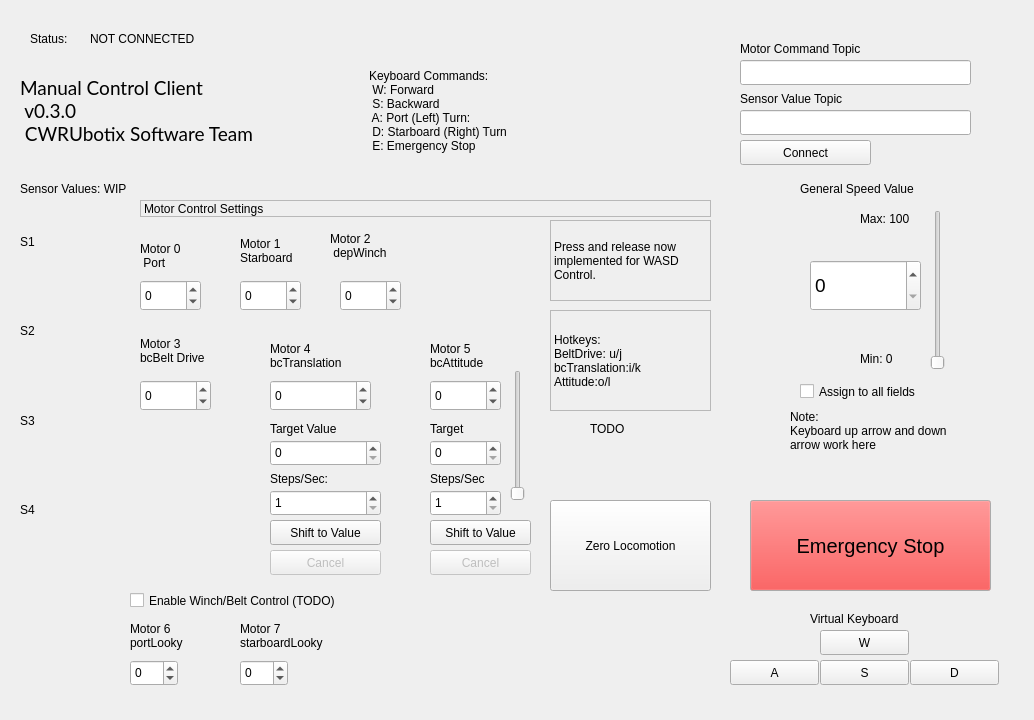
Old version of the form client/resource/MyPlugin.ui in the repository CWRUbotix/NASA-RMC-2019.
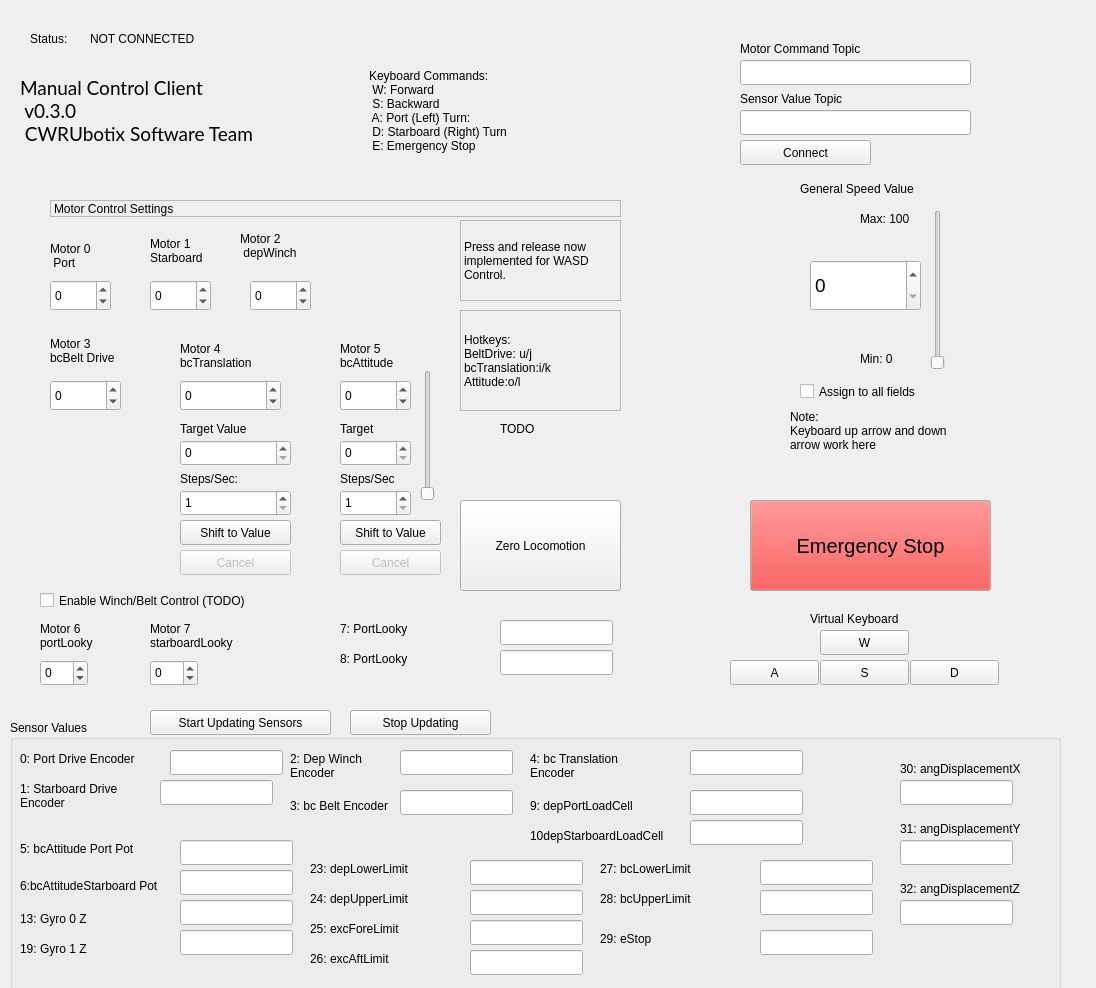
New version of the form.

Commit message: Update sensor values implemented

```diff
--- a/client/resource/MyPlugin.ui
+++ b/client/resource/MyPlugin.ui
@@ -6,8 +6,8 @@
    <rect>
     <x>0</x>
     <y>0</y>
-    <width>1034</width>
-    <height>720</height>
+    <width>1096</width>
+    <height>988</height>
    </rect>
   </property>
   <property name="focusPolicy">
@@ -16,46 +16,6 @@
   <property name="windowTitle">
    <string>Form</string>
   </property>
-  <widget class="QWidget" name="verticalLayoutWidget">
-   <property name="geometry">
-    <rect>
-     <x>20</x>
-     <y>200</y>
-     <width>105</width>
-     <height>351</height>
-    </rect>
-   </property>
-   <layout class="QVBoxLayout" name="vertical_info_1">
-    <item>
-     <widget class="QLabel" name="label_info1">
-      <property name="text">
-       <string>S1</string>
-      </property>
-     </widget>
-    </item>
-    <item>
-     <widget class="QLabel" name="label_info2">
-      <property name="text">
-       <string>S2</string>
-      </property>
-     </widget>
-    </item>
-    <item>
-     <widget class="QLabel" name="label_info3">
-      <property name="text">
-       <string>S3</string>
-      </property>
-     </widget>
-    </item>
-    <item>
-     <widget class="QLabel" name="label_info4">
-      <property name="text">
-       <string>S4</string>
-      </property>
-     </widget>
-    </item>
-   </layout>
-  </widget>
   <widget class="QPushButton" name="connect_button">
    <property name="geometry">
     <rect>
@@ -310,7 +270,7 @@
   <widget class="QSpinBox" name="motor0_spinbox">
    <property name="geometry">
     <rect>
-     <x>140</x>
+     <x>50</x>
      <y>280</y>
      <width>61</width>
      <height>31</height>
@@ -329,7 +289,7 @@
   <widget class="QSpinBox" name="motor1_spinbox">
    <property name="geometry">
     <rect>
-     <x>240</x>
+     <x>150</x>
      <y>280</y>
      <width>61</width>
      <height>31</height>
@@ -348,7 +308,7 @@
   <widget class="QSpinBox" name="motor2_spinbox">
    <property name="geometry">
     <rect>
-     <x>340</x>
+     <x>250</x>
      <y>280</y>
      <width>61</width>
      <height>31</height>
@@ -367,7 +327,7 @@
   <widget class="QSpinBox" name="motor3_spinbox">
    <property name="geometry">
     <rect>
-     <x>140</x>
+     <x>50</x>
      <y>380</y>
      <width>71</width>
      <height>31</height>
@@ -432,23 +392,10 @@
     </rect>
    </property>
   </widget>
-  <widget class="QLabel" name="label_9">
-   <property name="geometry">
-    <rect>
-     <x>20</x>
-     <y>180</y>
-     <width>131</width>
-     <height>17</height>
-    </rect>
-   </property>
-   <property name="text">
-    <string>Sensor Values: WIP</string>
-   </property>
-  </widget>
   <widget class="QLabel" name="label_10">
    <property name="geometry">
     <rect>
-     <x>140</x>
+     <x>50</x>
      <y>200</y>
      <width>571</width>
      <height>17</height>
@@ -464,7 +411,7 @@
   <widget class="QLabel" name="label">
    <property name="geometry">
     <rect>
-     <x>140</x>
+     <x>50</x>
      <y>230</y>
      <width>101</width>
      <height>51</height>
@@ -481,7 +428,7 @@
   <widget class="QLabel" name="label_3">
    <property name="geometry">
     <rect>
-     <x>330</x>
+     <x>240</x>
      <y>230</y>
      <width>71</width>
      <height>31</height>
@@ -498,7 +445,7 @@
   <widget class="QLabel" name="label_4">
    <property name="geometry">
     <rect>
-     <x>140</x>
+     <x>50</x>
      <y>330</y>
      <width>101</width>
      <height>41</height>
@@ -515,7 +462,7 @@
   <widget class="QLabel" name="label_2">
    <property name="geometry">
     <rect>
-     <x>240</x>
+     <x>150</x>
      <y>220</y>
      <width>71</width>
      <height>61</height>
@@ -634,7 +581,7 @@
   <widget class="QLabel" name="label_12">
    <property name="geometry">
     <rect>
-     <x>270</x>
+     <x>180</x>
      <y>340</y>
      <width>91</width>
      <height>31</height>
@@ -648,11 +595,10 @@
   <widget class="QSpinBox" name="motor4_spinbox">
    <property name="geometry">
     <rect>
-     <x>270</x>
+     <x>180</x>
      <y>380</y>
      <width>101</width>
      <height>31</height>
-
     </rect>
    </property>
    <property name="focusPolicy">
@@ -671,7 +617,7 @@
   <widget class="QLabel" name="label_13">
    <property name="geometry">
     <rect>
-     <x>430</x>
+     <x>340</x>
      <y>340</y>
      <width>81</width>
      <height>31</height>
@@ -685,7 +631,7 @@
   <widget class="QSpinBox" name="motor5_spinbox">
    <property name="geometry">
     <rect>
-     <x>430</x>
+     <x>340</x>
      <y>380</y>
      <width>71</width>
      <height>31</height>
@@ -734,7 +680,7 @@
   <widget class="QLabel" name="label_15">
    <property name="geometry">
     <rect>
-     <x>130</x>
+     <x>40</x>
      <y>620</y>
      <width>81</width>
      <height>31</height>
@@ -748,7 +694,7 @@
   <widget class="QLabel" name="label_16">
    <property name="geometry">
     <rect>
-     <x>240</x>
+     <x>150</x>
      <y>620</y>
      <width>141</width>
      <height>31</height>
@@ -762,7 +708,7 @@
   <widget class="QSpinBox" name="motor6_spinbox">
    <property name="geometry">
     <rect>
-     <x>130</x>
+     <x>40</x>
      <y>660</y>
      <width>48</width>
      <height>26</height>
@@ -778,7 +724,7 @@
   <widget class="QSpinBox" name="motor7_spinbox">
    <property name="geometry">
     <rect>
-     <x>240</x>
+     <x>150</x>
      <y>660</y>
      <width>48</width>
      <height>26</height>
@@ -794,7 +740,7 @@
   <widget class="QLabel" name="label_17">
    <property name="geometry">
     <rect>
-     <x>550</x>
+     <x>460</x>
      <y>310</y>
      <width>161</width>
      <height>101</height>
@@ -816,7 +762,7 @@
   <widget class="QCheckBox" name="enable_winchbelt_checkbox">
    <property name="geometry">
     <rect>
-     <x>130</x>
+     <x>40</x>
      <y>590</y>
      <width>261</width>
      <height>21</height>
@@ -832,7 +778,7 @@
   <widget class="QLabel" name="label_18">
    <property name="geometry">
     <rect>
-     <x>590</x>
+     <x>500</x>
      <y>420</y>
      <width>67</width>
      <height>17</height>
@@ -845,7 +791,7 @@
   <widget class="QLabel" name="label_19">
    <property name="geometry">
     <rect>
-     <x>550</x>
+     <x>460</x>
      <y>220</y>
      <width>161</width>
      <height>81</height>
@@ -867,7 +813,7 @@
   <widget class="QPushButton" name="zero_locomotion_button">
    <property name="geometry">
     <rect>
-     <x>550</x>
+     <x>460</x>
      <y>500</y>
      <width>161</width>
      <height>91</height>
@@ -880,7 +826,7 @@
   <widget class="QPushButton" name="start_shift_button">
    <property name="geometry">
     <rect>
-     <x>270</x>
+     <x>180</x>
      <y>520</y>
      <width>111</width>
      <height>25</height>
@@ -893,7 +839,7 @@
   <widget class="QSpinBox" name="target_translate_spinbox">
    <property name="geometry">
     <rect>
-     <x>270</x>
+     <x>180</x>
      <y>440</y>
      <width>111</width>
      <height>26</height>
@@ -906,7 +852,7 @@
   <widget class="QLabel" name="label_20">
    <property name="geometry">
     <rect>
-     <x>270</x>
+     <x>180</x>
      <y>470</y>
      <width>141</width>
      <height>17</height>
@@ -919,7 +865,7 @@
   <widget class="QSpinBox" name="steps_per_sec_spinbox">
    <property name="geometry">
     <rect>
-     <x>270</x>
+     <x>180</x>
      <y>490</y>
      <width>111</width>
      <height>26</height>
@@ -935,7 +881,7 @@
   <widget class="QLabel" name="label_21">
    <property name="geometry">
     <rect>
-     <x>270</x>
+     <x>180</x>
      <y>420</y>
      <width>101</width>
      <height>17</height>
@@ -951,7 +897,7 @@
    </property>
    <property name="geometry">
     <rect>
-     <x>270</x>
+     <x>180</x>
      <y>550</y>
      <width>111</width>
      <height>25</height>
@@ -967,7 +913,7 @@
   <widget class="QSlider" name="attitude_slider">
    <property name="geometry">
     <rect>
-     <x>510</x>
+     <x>420</x>
      <y>370</y>
      <width>16</width>
      <height>131</height>
@@ -980,7 +926,7 @@
   <widget class="QSpinBox" name="target_attitude_spinbox">
    <property name="geometry">
     <rect>
-     <x>430</x>
+     <x>340</x>
      <y>440</y>
      <width>71</width>
      <height>26</height>
@@ -993,7 +939,7 @@
   <widget class="QSpinBox" name="steps_attitude_spinbox">
    <property name="geometry">
     <rect>
-     <x>430</x>
+     <x>340</x>
      <y>490</y>
      <width>71</width>
      <height>26</height>
@@ -1009,7 +955,7 @@
   <widget class="QLabel" name="label_22">
    <property name="geometry">
     <rect>
-     <x>430</x>
+     <x>340</x>
      <y>420</y>
      <width>67</width>
      <height>17</height>
@@ -1022,7 +968,7 @@
   <widget class="QLabel" name="label_23">
    <property name="geometry">
     <rect>
-     <x>430</x>
+     <x>340</x>
      <y>470</y>
      <width>67</width>
      <height>17</height>
@@ -1035,7 +981,7 @@
   <widget class="QPushButton" name="attitude_shift_button">
    <property name="geometry">
     <rect>
-     <x>430</x>
+     <x>340</x>
      <y>520</y>
      <width>101</width>
      <height>25</height>
@@ -1051,7 +997,7 @@
    </property>
    <property name="geometry">
     <rect>
-     <x>430</x>
+     <x>340</x>
      <y>550</y>
      <width>101</width>
      <height>25</height>
@@ -1061,6 +1007,667 @@
     <string>Cancel</string>
    </property>
   </widget>
+  <widget class="QGroupBox" name="groupBox">
+   <property name="geometry">
+    <rect>
+     <x>10</x>
+     <y>720</y>
+     <width>1051</width>
+     <height>271</height>
+    </rect>
+   </property>
+   <property name="title">
+    <string>Sensor Values</string>
+   </property>
+   <widget class="QLabel" name="label_9">
+    <property name="geometry">
+     <rect>
+      <x>10</x>
+      <y>30</y>
+      <width>151</width>
+      <height>17</height>
+     </rect>
+    </property>
+    <property name="text">
+     <string>0: Port Drive Encoder</string>
+    </property>
+   </widget>
+   <widget class="QLineEdit" name="sensor0_lineedit">
+    <property name="geometry">
+     <rect>
+      <x>160</x>
+      <y>30</y>
+      <width>113</width>
+      <height>25</height>
+     </rect>
+    </property>
+    <property name="readOnly">
+     <bool>true</bool>
+    </property>
+   </widget>
+   <widget class="QLabel" name="label_24">
+    <property name="geometry">
+     <rect>
+      <x>10</x>
+      <y>60</y>
+      <width>121</width>
+      <height>31</height>
+     </rect>
+    </property>
+    <property name="text">
+     <string>1: Starboard Drive Encoder</string>
+    </property>
+    <property name="wordWrap">
+     <bool>true</bool>
+    </property>
+   </widget>
+   <widget class="QLineEdit" name="sensor1_lineedit">
+    <property name="geometry">
+     <rect>
+      <x>150</x>
+      <y>60</y>
+      <width>113</width>
+      <height>25</height>
+     </rect>
+    </property>
+    <property name="readOnly">
+     <bool>true</bool>
+    </property>
+   </widget>
+   <widget class="QLabel" name="label_25">
+    <property name="geometry">
+     <rect>
+      <x>280</x>
+      <y>30</y>
+      <width>111</width>
+      <height>31</height>
+     </rect>
+    </property>
+    <property name="text">
+     <string>2: Dep Winch Encoder</string>
+    </property>
+    <property name="wordWrap">
+     <bool>true</bool>
+    </property>
+   </widget>
+   <widget class="QLineEdit" name="sensor2_lineedit">
+    <property name="geometry">
+     <rect>
+      <x>390</x>
+      <y>30</y>
+      <width>113</width>
+      <height>25</height>
+     </rect>
+    </property>
+    <property name="readOnly">
+     <bool>true</bool>
+    </property>
+   </widget>
+   <widget class="QLabel" name="label_26">
+    <property name="geometry">
+     <rect>
+      <x>280</x>
+      <y>70</y>
+      <width>111</width>
+      <height>31</height>
+     </rect>
+    </property>
+    <property name="text">
+     <string>3: bc Belt Encoder</string>
+    </property>
+    <property name="wordWrap">
+     <bool>true</bool>
+    </property>
+   </widget>
+   <widget class="QLineEdit" name="sensor3_lineedit">
+    <property name="geometry">
+     <rect>
+      <x>390</x>
+      <y>70</y>
+      <width>113</width>
+      <height>25</height>
+     </rect>
+    </property>
+    <property name="readOnly">
+     <bool>true</bool>
+    </property>
+   </widget>
+   <widget class="QLabel" name="label_27">
+    <property name="geometry">
+     <rect>
+      <x>520</x>
+      <y>30</y>
+      <width>121</width>
+      <height>31</height>
+     </rect>
+    </property>
+    <property name="text">
+     <string>4: bc Translation Encoder</string>
+    </property>
+    <property name="wordWrap">
+     <bool>true</bool>
+    </property>
+   </widget>
+   <widget class="QLabel" name="label_28">
+    <property name="geometry">
+     <rect>
+      <x>520</x>
+      <y>70</y>
+      <width>141</width>
+      <height>31</height>
+     </rect>
+    </property>
+    <property name="text">
+     <string>9: depPortLoadCell</string>
+    </property>
+    <property name="wordWrap">
+     <bool>true</bool>
+    </property>
+   </widget>
+   <widget class="QLabel" name="label_29">
+    <property name="geometry">
+     <rect>
+      <x>520</x>
+      <y>100</y>
+      <width>151</width>
+      <height>31</height>
+     </rect>
+    </property>
+    <property name="text">
+     <string>10depStarboardLoadCell</string>
+    </property>
+    <property name="wordWrap">
+     <bool>true</bool>
+    </property>
+   </widget>
+   <widget class="QLineEdit" name="sensor4_lineedit">
+    <property name="geometry">
+     <rect>
+      <x>680</x>
+      <y>30</y>
+      <width>113</width>
+      <height>25</height>
+     </rect>
+    </property>
+    <property name="readOnly">
+     <bool>true</bool>
+    </property>
+   </widget>
+   <widget class="QLineEdit" name="sensor9_lineedit">
+    <property name="geometry">
+     <rect>
+      <x>680</x>
+      <y>70</y>
+      <width>113</width>
+      <height>25</height>
+     </rect>
+    </property>
+    <property name="readOnly">
+     <bool>true</bool>
+    </property>
+   </widget>
+   <widget class="QLineEdit" name="sensor10_lineedit">
+    <property name="geometry">
+     <rect>
+      <x>680</x>
+      <y>100</y>
+      <width>113</width>
+      <height>25</height>
+     </rect>
+    </property>
+    <property name="readOnly">
+     <bool>true</bool>
+    </property>
+   </widget>
+   <widget class="QLabel" name="sensor5_label">
+    <property name="geometry">
+     <rect>
+      <x>10</x>
+      <y>120</y>
+      <width>151</width>
+      <height>17</height>
+     </rect>
+    </property>
+    <property name="text">
+     <string>5: bcAttitude Port Pot</string>
+    </property>
+   </widget>
+   <widget class="QLineEdit" name="sensor5_lineedit">
+    <property name="geometry">
+     <rect>
+      <x>170</x>
+      <y>120</y>
+      <width>113</width>
+      <height>25</height>
+     </rect>
+    </property>
+    <property name="readOnly">
+     <bool>true</bool>
+    </property>
+   </widget>
+   <widget class="QLabel" name="sensor5_label_2">
+    <property name="geometry">
+     <rect>
+      <x>10</x>
+      <y>190</y>
+      <width>151</width>
+      <height>17</height>
+     </rect>
+    </property>
+    <property name="text">
+     <string>13: Gyro 0 Z</string>
+    </property>
+   </widget>
+   <widget class="QLineEdit" name="sensor13_lineedit">
+    <property name="geometry">
+     <rect>
+      <x>170</x>
+      <y>180</y>
+      <width>113</width>
+      <height>25</height>
+     </rect>
+    </property>
+    <property name="readOnly">
+     <bool>true</bool>
+    </property>
+   </widget>
+   <widget class="QLabel" name="sensor5_label_3">
+    <property name="geometry">
+     <rect>
+      <x>10</x>
+      <y>220</y>
+      <width>151</width>
+      <height>17</height>
+     </rect>
+    </property>
+    <property name="text">
+     <string>19: Gyro 1 Z</string>
+    </property>
+   </widget>
+   <widget class="QLineEdit" name="sensor19_lineedit">
+    <property name="geometry">
+     <rect>
+      <x>170</x>
+      <y>210</y>
+      <width>113</width>
+      <height>25</height>
+     </rect>
+    </property>
+    <property name="readOnly">
+     <bool>true</bool>
+    </property>
+   </widget>
+   <widget class="QLabel" name="sensor5_label_4">
+    <property name="geometry">
+     <rect>
+      <x>300</x>
+      <y>140</y>
+      <width>151</width>
+      <height>17</height>
+     </rect>
+    </property>
+    <property name="text">
+     <string>23: depLowerLimit</string>
+    </property>
+   </widget>
+   <widget class="QLineEdit" name="sensor23_lineedit">
+    <property name="geometry">
+     <rect>
+      <x>460</x>
+      <y>140</y>
+      <width>113</width>
+      <height>25</height>
+     </rect>
+    </property>
+    <property name="readOnly">
+     <bool>true</bool>
+    </property>
+   </widget>
+   <widget class="QLabel" name="sensor5_label_5">
+    <property name="geometry">
+     <rect>
+      <x>300</x>
+      <y>170</y>
+      <width>151</width>
+      <height>17</height>
+     </rect>
+    </property>
+    <property name="text">
+     <string>24: depUpperLimit</string>
+    </property>
+   </widget>
+   <widget class="QLineEdit" name="sensor24_lineedit">
+    <property name="geometry">
+     <rect>
+      <x>460</x>
+      <y>170</y>
+      <width>113</width>
+      <height>25</height>
+     </rect>
+    </property>
+    <property name="readOnly">
+     <bool>true</bool>
+    </property>
+   </widget>
+   <widget class="QLabel" name="sensor5_label_6">
+    <property name="geometry">
+     <rect>
+      <x>300</x>
+      <y>200</y>
+      <width>151</width>
+      <height>17</height>
+     </rect>
+    </property>
+    <property name="text">
+     <string>25: excForeLimit</string>
+    </property>
+   </widget>
+   <widget class="QLineEdit" name="sensor25_lineedit">
+    <property name="geometry">
+     <rect>
+      <x>460</x>
+      <y>200</y>
+      <width>113</width>
+      <height>25</height>
+     </rect>
+    </property>
+    <property name="readOnly">
+     <bool>true</bool>
+    </property>
+   </widget>
+   <widget class="QLabel" name="sensor5_label_7">
+    <property name="geometry">
+     <rect>
+      <x>300</x>
+      <y>230</y>
+      <width>151</width>
+      <height>17</height>
+     </rect>
+    </property>
+    <property name="text">
+     <string>26: excAftLimit</string>
+    </property>
+   </widget>
+   <widget class="QLineEdit" name="sensor26_lineedit">
+    <property name="geometry">
+     <rect>
+      <x>460</x>
+      <y>230</y>
+      <width>113</width>
+      <height>25</height>
+     </rect>
+    </property>
+    <property name="readOnly">
+     <bool>true</bool>
+    </property>
+   </widget>
+   <widget class="QLabel" name="sensor5_label_8">
+    <property name="geometry">
+     <rect>
+      <x>590</x>
+      <y>140</y>
+      <width>151</width>
+      <height>17</height>
+     </rect>
+    </property>
+    <property name="text">
+     <string>27: bcLowerLimit</string>
+    </property>
+   </widget>
+   <widget class="QLineEdit" name="sensor27_lineedit">
+    <property name="geometry">
+     <rect>
+      <x>750</x>
+      <y>140</y>
+      <width>113</width>
+      <height>25</height>
+     </rect>
+    </property>
+    <property name="readOnly">
+     <bool>true</bool>
+    </property>
+   </widget>
+   <widget class="QLabel" name="sensor5_label_9">
+    <property name="geometry">
+     <rect>
+      <x>590</x>
+      <y>170</y>
+      <width>151</width>
+      <height>17</height>
+     </rect>
+    </property>
+    <property name="text">
+     <string>28: bcUpperLimit</string>
+    </property>
+   </widget>
+   <widget class="QLineEdit" name="sensor28_lineedit">
+    <property name="geometry">
+     <rect>
+      <x>750</x>
+      <y>170</y>
+      <width>113</width>
+      <height>25</height>
+     </rect>
+    </property>
+    <property name="readOnly">
+     <bool>true</bool>
+    </property>
+   </widget>
+   <widget class="QLabel" name="sensor5_label_10">
+    <property name="geometry">
+     <rect>
+      <x>590</x>
+      <y>210</y>
+      <width>151</width>
+      <height>17</height>
+     </rect>
+    </property>
+    <property name="text">
+     <string>29: eStop</string>
+    </property>
+   </widget>
+   <widget class="QLineEdit" name="sensor29_lineedit">
+    <property name="geometry">
+     <rect>
+      <x>750</x>
+      <y>210</y>
+      <width>113</width>
+      <height>25</height>
+     </rect>
+    </property>
+    <property name="readOnly">
+     <bool>true</bool>
+    </property>
+   </widget>
+   <widget class="QLabel" name="sensor30_label">
+    <property name="geometry">
+     <rect>
+      <x>890</x>
+      <y>40</y>
+      <width>161</width>
+      <height>17</height>
+     </rect>
+    </property>
+    <property name="text">
+     <string>30: angDisplacementX</string>
+    </property>
+   </widget>
+   <widget class="QLineEdit" name="sensor30_lineedit">
+    <property name="geometry">
+     <rect>
+      <x>890</x>
+      <y>60</y>
+      <width>113</width>
+      <height>25</height>
+     </rect>
+    </property>
+    <property name="readOnly">
+     <bool>true</bool>
+    </property>
+   </widget>
+   <widget class="QLineEdit" name="sensor31_lineedit">
+    <property name="geometry">
+     <rect>
+      <x>890</x>
+      <y>120</y>
+      <width>113</width>
+      <height>25</height>
+     </rect>
+    </property>
+    <property name="readOnly">
+     <bool>true</bool>
+    </property>
+   </widget>
+   <widget class="QLabel" name="sensor30_label_2">
+    <property name="geometry">
+     <rect>
+      <x>890</x>
+      <y>100</y>
+      <width>161</width>
+      <height>17</height>
+     </rect>
+    </property>
+    <property name="text">
+     <string>31: angDisplacementY</string>
+    </property>
+   </widget>
+   <widget class="QLineEdit" name="sensor32_lineedit">
+    <property name="geometry">
+     <rect>
+      <x>890</x>
+      <y>180</y>
+      <width>113</width>
+      <height>25</height>
+     </rect>
+    </property>
+    <property name="readOnly">
+     <bool>true</bool>
+    </property>
+   </widget>
+   <widget class="QLabel" name="sensor30_label_3">
+    <property name="geometry">
+     <rect>
+      <x>890</x>
+      <y>160</y>
+      <width>161</width>
+      <height>17</height>
+     </rect>
+    </property>
+    <property name="text">
+     <string>32: angDisplacementZ</string>
+    </property>
+   </widget>
+   <widget class="QLabel" name="sensor5_label_11">
+    <property name="geometry">
+     <rect>
+      <x>10</x>
+      <y>150</y>
+      <width>151</width>
+      <height>31</height>
+     </rect>
+    </property>
+    <property name="text">
+     <string>6:bcAttitudeStarboard Pot</string>
+    </property>
+    <property name="wordWrap">
+     <bool>true</bool>
+    </property>
+   </widget>
+   <widget class="QLineEdit" name="sensor6_lineedit">
+    <property name="geometry">
+     <rect>
+      <x>170</x>
+      <y>150</y>
+      <width>113</width>
+      <height>25</height>
+     </rect>
+    </property>
+    <property name="readOnly">
+     <bool>true</bool>
+    </property>
+   </widget>
+  </widget>
+  <widget class="QPushButton" name="update_sensors_button">
+   <property name="geometry">
+    <rect>
+     <x>150</x>
+     <y>710</y>
+     <width>181</width>
+     <height>25</height>
+    </rect>
+   </property>
+   <property name="text">
+    <string>Start Updating Sensors</string>
+   </property>
+  </widget>
+  <widget class="QLineEdit" name="sensor7_lineedit">
+   <property name="geometry">
+    <rect>
+     <x>500</x>
+     <y>620</y>
+     <width>113</width>
+     <height>25</height>
+    </rect>
+   </property>
+   <property name="readOnly">
+    <bool>true</bool>
+   </property>
+  </widget>
+  <widget class="QLabel" name="sensor5_label_12">
+   <property name="geometry">
+    <rect>
+     <x>340</x>
+     <y>620</y>
+     <width>151</width>
+     <height>17</height>
+    </rect>
+   </property>
+   <property name="text">
+    <string>7: PortLooky</string>
+   </property>
+  </widget>
+  <widget class="QLineEdit" name="sensor8_lineedit">
+   <property name="geometry">
+    <rect>
+     <x>500</x>
+     <y>650</y>
+     <width>113</width>
+     <height>25</height>
+    </rect>
+   </property>
+   <property name="text">
+    <string/>
+   </property>
+   <property name="readOnly">
+    <bool>true</bool>
+   </property>
+  </widget>
+  <widget class="QLabel" name="sensor5_label_13">
+   <property name="geometry">
+    <rect>
+     <x>340</x>
+     <y>650</y>
+     <width>151</width>
+     <height>17</height>
+    </rect>
+   </property>
+   <property name="text">
+    <string>8: PortLooky</string>
+   </property>
+  </widget>
+  <widget class="QPushButton" name="stop_sensor_update_button">
+   <property name="geometry">
+    <rect>
+     <x>350</x>
+     <y>710</y>
+     <width>141</width>
+     <height>25</height>
+    </rect>
+   </property>
+   <property name="text">
+    <string>Stop Updating</string>
+   </property>
+  </widget>
  </widget>
  <resources/>
  <connections/>
```
The commit also changes 2 other files.
